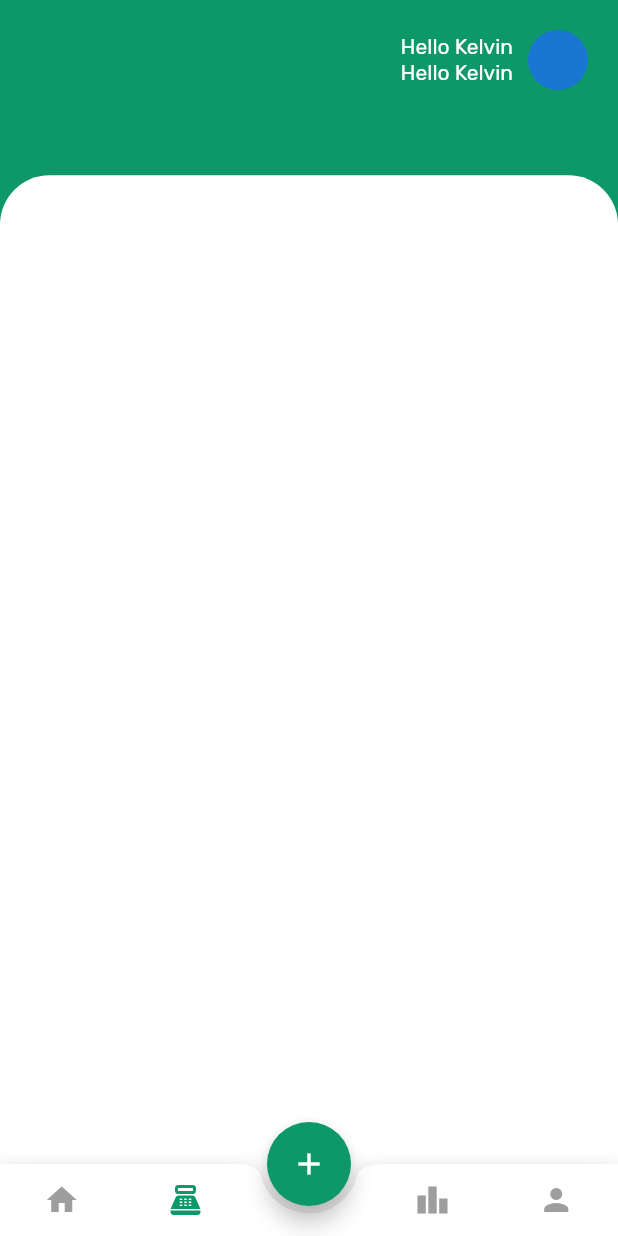
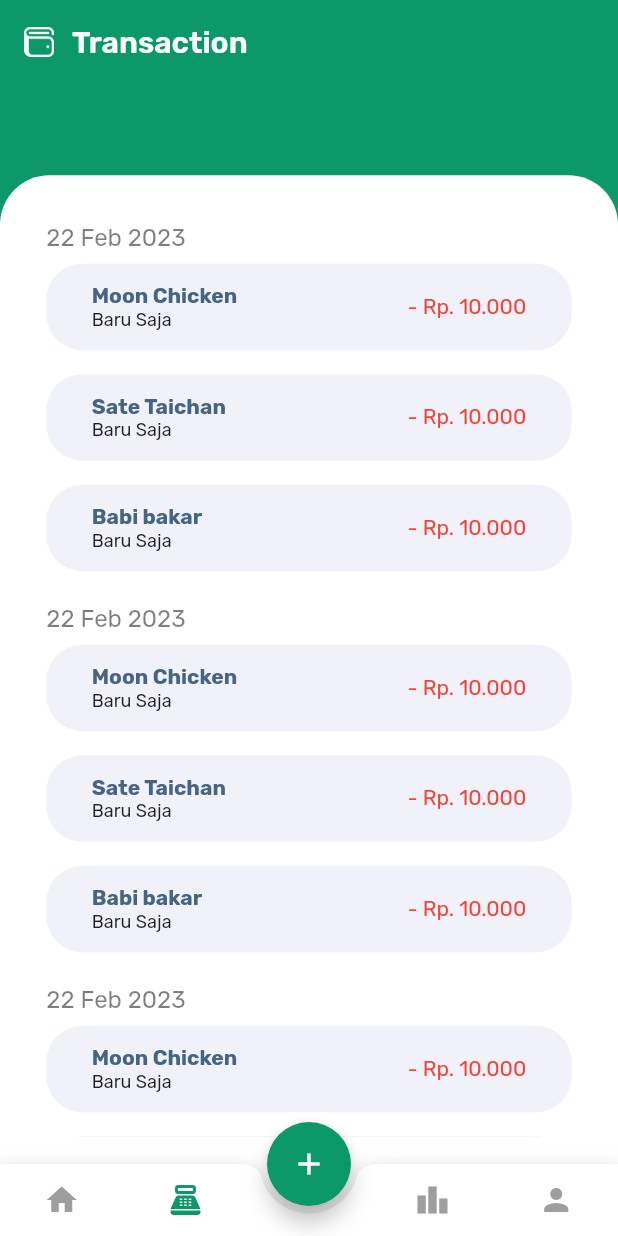
Before and after one commit to KelvinAnderson10/flutter-aplikasi-pengeluaran, a Flutter app: the screen it shows after launch, swiped to page 2, on a phone screen of 412 x 824 dp. Run offline on Flutter 3.47's test engine with Material 2 defaults, Android fonts, the light colour scheme and no system bars; our stand-ins replace google_fonts.

Commit message:
[ADD] transaction view

```diff
--- a/lib/components/transaction_screen.dart
+++ b/lib/components/transaction_screen.dart
@@ -6,34 +6,93 @@ import 'package:flutter/src/widgets/framework.dart';
 class TransactionScreen extends StatefulWidget {
   const TransactionScreen({super.key});
 
-
   @override
   State<TransactionScreen> createState() => _TransactionScreenState();
 }
 
 class _TransactionScreenState extends State<TransactionScreen> {
-
   @override
   Widget build(BuildContext context) {
     Size size = MediaQuery.of(context).size;
+    List<String> dates = ["22 Feb 2023", "22 Feb 2023", "22 Feb 2023", "22 Feb 2023"];
+    List<String> transactions = ["Moon Chicken", "Sate Taichan", "Babi bakar"];
+
+    Widget buildTransaction(String transaction){
+      return Container(
+        margin: EdgeInsets.symmetric(vertical: 8),
+        height: size.height * 0.07,
+        width: size.width * 0.85,
+        decoration: BoxDecoration(
+          color: Color(0xFFf1f1fa),
+          borderRadius: BorderRadius.circular(24)
+        ),
+        child: Row(
+          mainAxisAlignment: MainAxisAlignment.spaceAround,
+          children: [
+          Container(
+            width: 150,
+            child: Column(
+            crossAxisAlignment: CrossAxisAlignment.start,
+            mainAxisAlignment: MainAxisAlignment.center,
+            children: [
+              Text(transaction, style: const TextStyle(fontWeight: FontWeight.bold, color: Color(0XFF456581)),),
+              Text("Baru Saja", style: TextStyle(fontSize: 12),)
+            ],
+          )),
+          Text("- Rp. 10.000", style: TextStyle(color: Colors.red),)
+        ]),
+      );
+    }
+
+    Widget buildDate(String date) {
+      // return ListTile(
+      //   title: Text("22 Februari 2023"),
+      // );
+      return Container(
+        margin: EdgeInsets.only(top: 14),
+        child: Column(
+          crossAxisAlignment: CrossAxisAlignment.start,
+          children: [
+            Text(date, style: TextStyle(color: Colors.black.withOpacity(0.5), fontSize: 16),),
+            Container(
+          child: Column(
+            children: [
+              for (final item in transactions)
+                buildTransaction(item)
+            ],
+          ),
+        ),
+          ],
+        ),
+        );
+    }
+
+
+
     return Scaffold(
       body: Stack(children: [
         Container(
           height: double.infinity,
-          decoration: BoxDecoration(
-            color: kPrimaryColor
-          ),
+          decoration: BoxDecoration(color: kPrimaryColor),
         ),
         Positioned(
           left: 0,
           right: 0,
           bottom: 0,
           child: Container(
+            padding: EdgeInsets.all(kDefaultPadding),
+            child: SingleChildScrollView(
+            child: Column(
+              crossAxisAlignment: CrossAxisAlignment.center,
+              children: [
+              for (final item in dates)
+                buildDate(item)
+            ])),
             height: size.height * 0.8,
             decoration: BoxDecoration(
-              color: Colors.white,
-              borderRadius: BorderRadius.vertical(top: Radius.circular(size.height * 0.04))
-            ),
+                color: Colors.white,
+                borderRadius: BorderRadius.vertical(
+                    top: Radius.circular(size.height * 0.04))),
           ),
         )
       ]),
--- a/lib/main.dart
+++ b/lib/main.dart
@@ -59,7 +59,6 @@ class _MyHomePageState extends State<MyHomePage> {
 
   @override
   void initState() {
-    // TODO: implement initState
     super.initState();
   }
 
@@ -87,34 +86,40 @@ class _MyHomePageState extends State<MyHomePage> {
     return Scaffold(
         // extendBody: true,
         appBar: AppBar(
-          toolbarHeight: 80,
-          elevation: 0,
-          // leading: SvgPicture.asset(dompetLogo),
-          // title: Text(
-          //   titleAppBar[currentTab],
-          //   style: TextStyle(fontWeight: FontWeight.w600),
-          // ),
-          actions: <Widget>[
-            Container(
-              margin: EdgeInsets.only(right: 20),
-              child: Row(children: [
-                Column(
-                  mainAxisAlignment: MainAxisAlignment.center,
-                  children: [
-                    Text("Hello Kelvin"),
-                    Text("Hello Kelvin"),
-                  ],
+            // toolbarHeight: 80,
+            elevation: 0,
+            // leading: SvgPicture.asset(dompetLogo),
+            title: Row(
+              children: [
+                Image.asset("assets/dompet.png", height: 20,),
+                SizedBox(width: 12,),
+                Text(
+                  titleAppBar[currentTab],
+                  style: TextStyle(fontWeight: FontWeight.w600),
                 ),
-                SizedBox(width: 10,),
-                Column(
-                  mainAxisAlignment: MainAxisAlignment.center,
-                  children: [CircleAvatar()],
-                )
-              ]),
+              ],
             )
-          ],
-          // centerTitle: true,
-        ),
+            // actions: <Widget>[
+            //   Container(
+            //     margin: EdgeInsets.only(right: 20),
+            //     child: Row(children: [
+            //       Column(
+            //         mainAxisAlignment: MainAxisAlignment.center,
+            //         children: [
+            //           Text("Hello Kelvin"),
+            //           Text("Hello Kelvin"),
+            //         ],
+            //       ),
+            //       SizedBox(width: 10,),
+            //       Column(
+            //         mainAxisAlignment: MainAxisAlignment.center,
+            //         children: [CircleAvatar()],
+            //       )
+            //     ]),
+            //   )
+            // ],
+            // centerTitle: true,
+            ),
         body: buildPageView(),
         floatingActionButton: FloatingActionButton(
           onPressed: () {},
--- a/pubspec.yaml
+++ b/pubspec.yaml
@@ -70,6 +70,7 @@ flutter:
   uses-material-design: true
   assets:
     - assets/rupiah.png
+    - assets/dompet.png
 
   # To add assets to your application, add an assets section, like this:
   # assets:
```
Also changed, not shown: assets/dompet.png (added), assets/dompet.svg (deleted), 1 other file.
